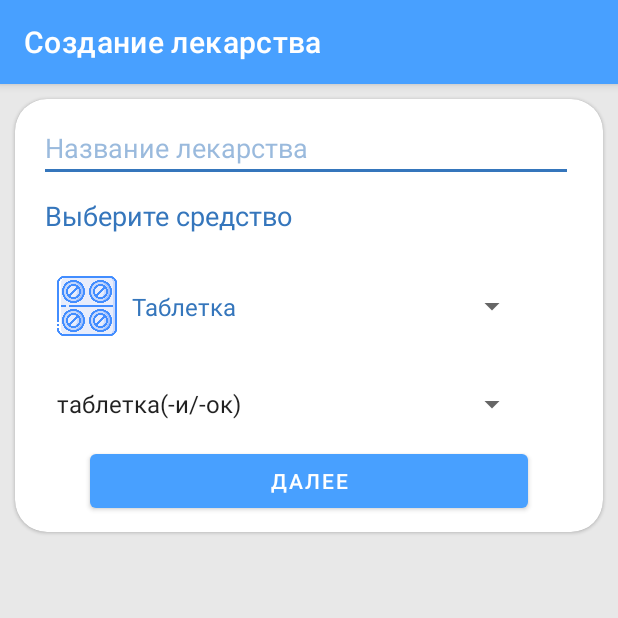
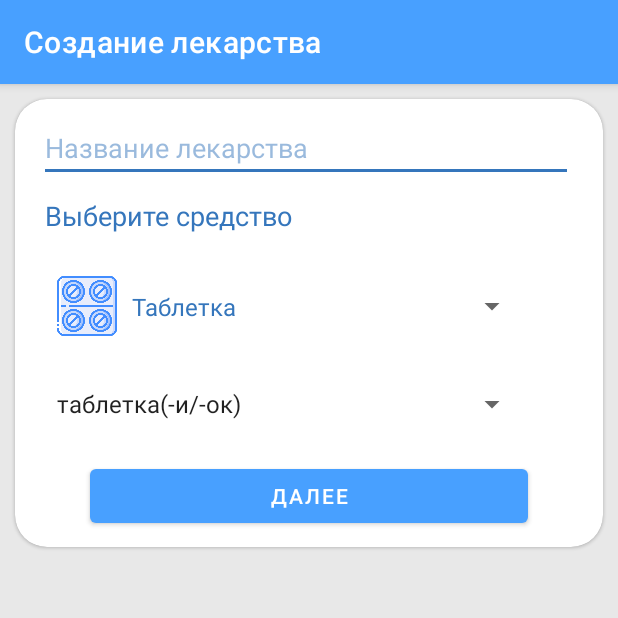
Before and after one commit to zheniaregbl/YourCure, an Android app: the EditorActivity screen opened directly, with no data from a screen before it, on a phone screen of 412 x 824 dp, the top half of it. Run offline under Robolectric (Android 15) with nearby library versions, the phone set to English and light mode, and no system bars.

Commit message:
Rebase from master

```diff
--- a/app/src/main/res/layout/activity_editor.xml
+++ b/app/src/main/res/layout/activity_editor.xml
@@ -78,7 +78,7 @@
                         android:layout_marginStart="20dp"
                         android:layout_marginTop="20dp"
                         android:layout_marginEnd="50dp"
-                        android:layout_marginBottom="5dp"
+                        android:layout_marginBottom="25dp"
                         android:layout_weight="1" />
 
                     <Button
@@ -86,7 +86,6 @@
                         android:layout_width="match_parent"
                         android:layout_height="wrap_content"
                         android:layout_marginStart="50dp"
-                        android:layout_marginTop="10dp"
                         android:layout_marginEnd="50dp"
                         android:layout_marginBottom="10dp"
                         android:text="Далее" />
```
